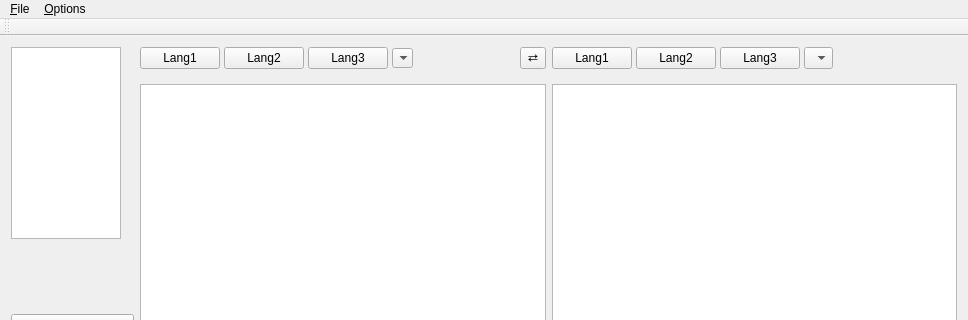
denix56/Apertium-GP, file src/GUI/apertiumgui.ui: the form before one commit; both pictures show x 0 to 968 and y 0 to 320 of the 968 by 600 pixel window.
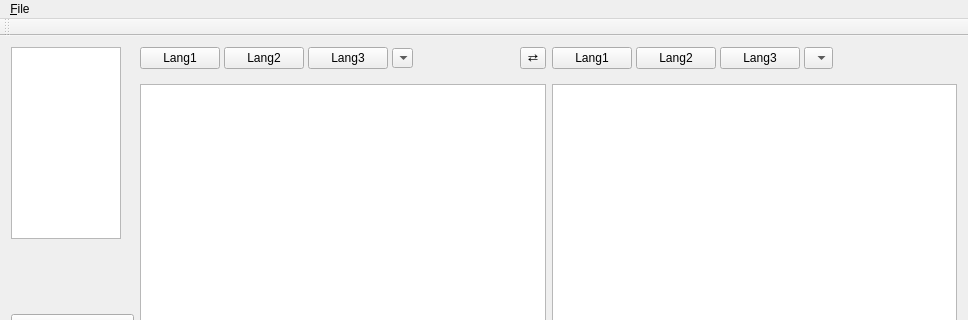
The form after the commit. Icons and pictures are not drawn. Custom widgets are drawn as their Qt base class.

Commit message: added options menu, changes in text handling

Diff of the .ui file:
```diff
--- a/src/GUI/apertiumgui.ui
+++ b/src/GUI/apertiumgui.ui
@@ -450,14 +450,7 @@
     </property>
     <addaction name="actionExit"/>
    </widget>
-   <widget class="QMenu" name="menuOptions">
-    <property name="title">
-     <string>&amp;Options</string>
-    </property>
-    <addaction name="actionFont_preferences"/>
-   </widget>
    <addaction name="menuFile"/>
-   <addaction name="menuOptions"/>
   </widget>
   <widget class="QToolBar" name="toolBar">
    <property name="windowTitle">
```
Left out of the diff: 6 changed lines with no effect on the pictures. The commit also changes 8 other files.
